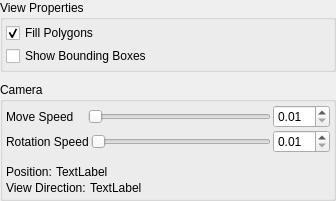
The window that src/application/res/ui/ViewPropertiesWidget.ui (vardosiy/julie) describes before a commit, drawn with Qt 5.
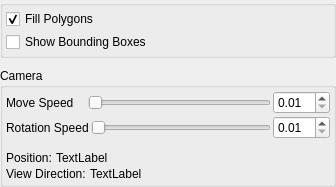
The same window after the commit.

Patch:
```diff
--- a/src/application/res/ui/ViewPropertiesWidget.ui
+++ b/src/application/res/ui/ViewPropertiesWidget.ui
@@ -31,7 +31,7 @@
   <property name="windowTitle">
    <string>Form</string>
   </property>
-  <layout class="QVBoxLayout" name="verticalLayout_3" stretch="0,4">
+  <layout class="QVBoxLayout" name="verticalLayout_3" stretch="1,2">
    <property name="spacing">
     <number>10</number>
    </property>
@@ -50,13 +50,13 @@
    <item>
     <widget class="QGroupBox" name="group_sceneCommon">
      <property name="sizePolicy">
-      <sizepolicy hsizetype="Expanding" vsizetype="Preferred">
+      <sizepolicy hsizetype="Expanding" vsizetype="Expanding">
        <horstretch>0</horstretch>
        <verstretch>0</verstretch>
       </sizepolicy>
      </property>
      <property name="title">
-      <string>View Properties</string>
+      <string/>
      </property>
      <layout class="QVBoxLayout" name="verticalLayout_2">
       <property name="spacing">
@@ -112,7 +112,7 @@
    <item>
     <widget class="QGroupBox" name="groupBox">
      <property name="sizePolicy">
-      <sizepolicy hsizetype="Expanding" vsizetype="Preferred">
+      <sizepolicy hsizetype="Expanding" vsizetype="Expanding">
        <horstretch>0</horstretch>
        <verstretch>0</verstretch>
       </sizepolicy>
@@ -141,7 +141,7 @@
         <item>
          <widget class="QLabel" name="lbl_camMoveSpeed">
           <property name="sizePolicy">
-           <sizepolicy hsizetype="Fixed" vsizetype="Preferred">
+           <sizepolicy hsizetype="Preferred" vsizetype="Preferred">
             <horstretch>0</horstretch>
             <verstretch>0</verstretch>
            </sizepolicy>
@@ -188,7 +188,7 @@
         <item>
          <widget class="QDoubleSpinBox" name="dsb_camMoveSpeed">
           <property name="sizePolicy">
-           <sizepolicy hsizetype="Preferred" vsizetype="Fixed">
+           <sizepolicy hsizetype="Preferred" vsizetype="Preferred">
             <horstretch>0</horstretch>
             <verstretch>0</verstretch>
            </sizepolicy>
@@ -208,7 +208,7 @@
         <item>
          <widget class="QLabel" name="lbl_camRotateSpeed">
           <property name="sizePolicy">
-           <sizepolicy hsizetype="Fixed" vsizetype="Preferred">
+           <sizepolicy hsizetype="Preferred" vsizetype="Preferred">
             <horstretch>0</horstretch>
             <verstretch>0</verstretch>
            </sizepolicy>
@@ -245,6 +245,12 @@
         </item>
         <item>
          <widget class="QDoubleSpinBox" name="dsb_camRotateSpeed">
+          <property name="sizePolicy">
+           <sizepolicy hsizetype="Minimum" vsizetype="Preferred">
+            <horstretch>0</horstretch>
+            <verstretch>0</verstretch>
+           </sizepolicy>
+          </property>
           <property name="decimals">
            <number>2</number>
           </property>
```
